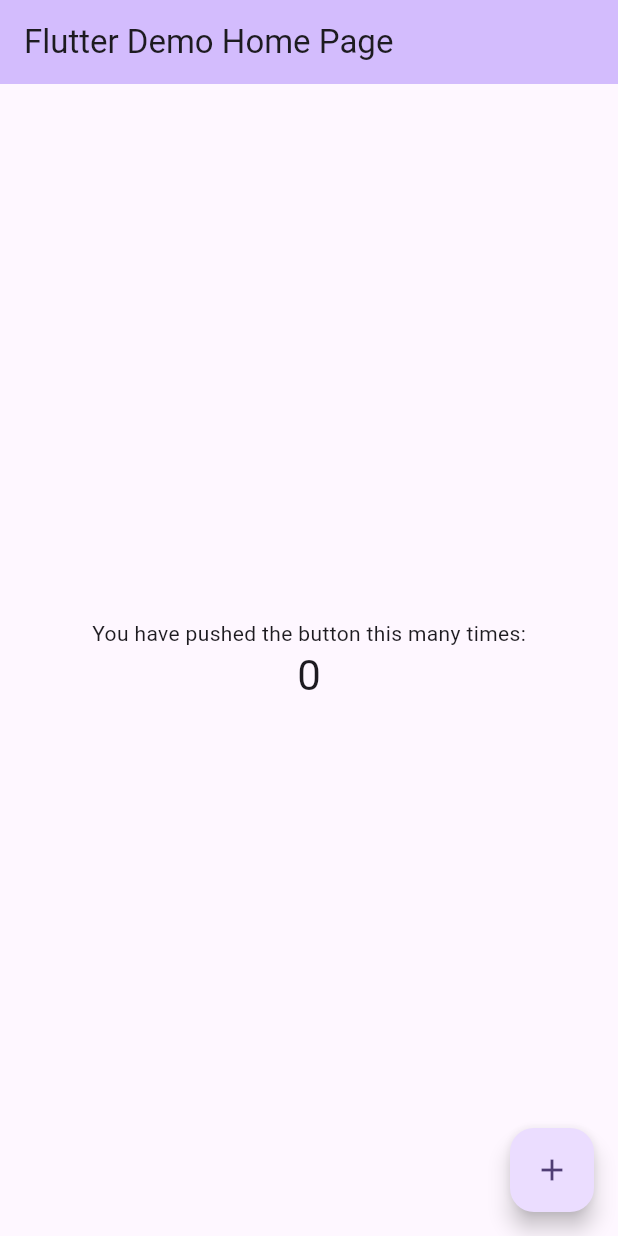
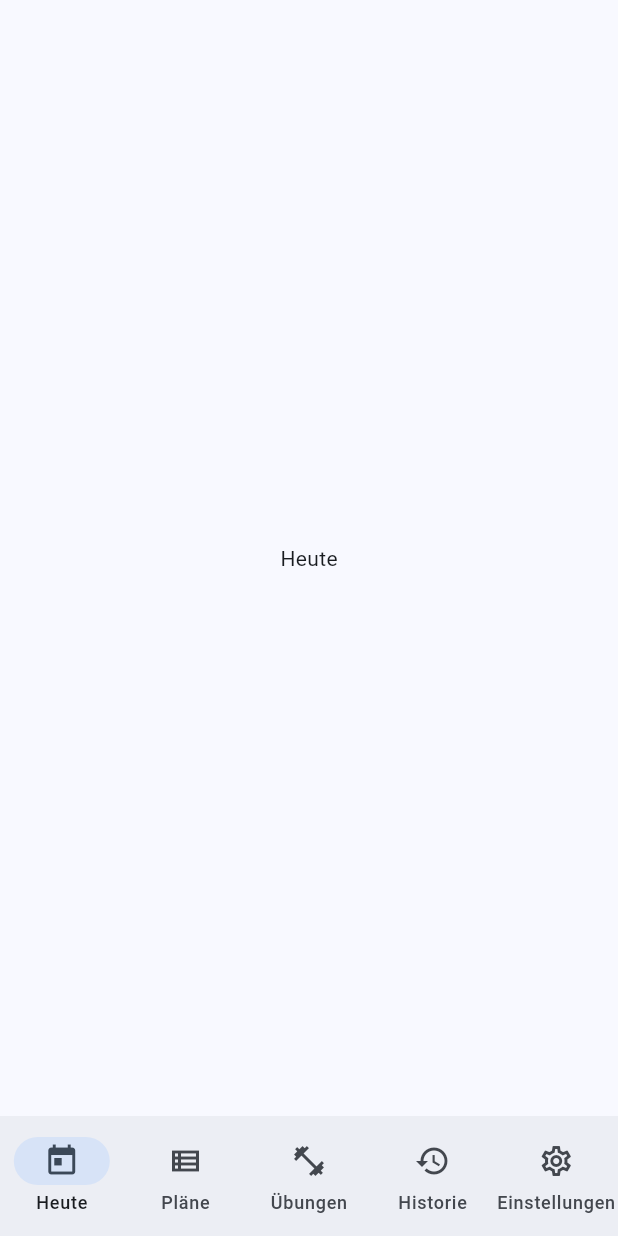
Before and after one commit to alexanderschreier/gymtrackr, a Flutter app: the screen it shows after launch, on a phone screen of 412 x 824 dp. Run offline on Flutter 3.47's test engine with Material 3 defaults, Android fonts, the phone set to English and light mode, and no system bars; our stand-ins replace go_router, hooks_riverpod.

```diff
--- a/analysis_options.yaml
+++ b/analysis_options.yaml
@@ -1,28 +1,6 @@
-# This file configures the analyzer, which statically analyzes Dart code to
-# check for errors, warnings, and lints.
-#
-# The issues identified by the analyzer are surfaced in the UI of Dart-enabled
-# IDEs (https://dart.dev/tools#ides-and-editors). The analyzer can also be
-# invoked from the command line by running `flutter analyze`.
-
-# The following line activates a set of recommended lints for Flutter apps,
-# packages, and plugins designed to encourage good coding practices.
 include: package:flutter_lints/flutter.yaml
 
+
 linter:
-  # The lint rules applied to this project can be customized in the
-  # section below to disable rules from the `package:flutter_lints/flutter.yaml`
-  # included above or to enable additional rules. A list of all available lints
-  # and their documentation is published at https://dart.dev/lints.
-  #
-  # Instead of disabling a lint rule for the entire project in the
-  # section below, it can also be suppressed for a single line of code
-  # or a specific dart file by using the `// ignore: name_of_lint` and
-  # `// ignore_for_file: name_of_lint` syntax on the line or in the file
-  # producing the lint.
-  rules:
-    # avoid_print: false  # Uncomment to disable the `avoid_print` rule
-    # prefer_single_quotes: true  # Uncomment to enable the `prefer_single_quotes` rule
-
-# Additional information about this file can be found at
-# https://dart.dev/guides/language/analysis-options
+rules:
+avoid_print: true
--- a/lib/main.dart
+++ b/lib/main.dart
@@ -1,122 +1,9 @@
 import 'package:flutter/material.dart';
+import 'package:hooks_riverpod/hooks_riverpod.dart';
+import 'src/app.dart';
+
 
 void main() {
-  runApp(const MyApp());
+  WidgetsFlutterBinding.ensureInitialized();
+  runApp(const ProviderScope(child: GymTrackrApp()));
 }
-
-class MyApp extends StatelessWidget {
-  const MyApp({super.key});
-
-  // This widget is the root of your application.
-  @override
-  Widget build(BuildContext context) {
-    return MaterialApp(
-      title: 'Flutter Demo',
-      theme: ThemeData(
-        // This is the theme of your application.
-        //
-        // TRY THIS: Try running your application with "flutter run". You'll see
-        // the application has a purple toolbar. Then, without quitting the app,
-        // try changing the seedColor in the colorScheme below to Colors.green
-        // and then invoke "hot reload" (save your changes or press the "hot
-        // reload" button in a Flutter-supported IDE, or press "r" if you used
-        // the command line to start the app).
-        //
-        // Notice that the counter didn't reset back to zero; the application
-        // state is not lost during the reload. To reset the state, use hot
-        // restart instead.
-        //
-        // This works for code too, not just values: Most code changes can be
-        // tested with just a hot reload.
-        colorScheme: ColorScheme.fromSeed(seedColor: Colors.deepPurple),
-      ),
-      home: const MyHomePage(title: 'Flutter Demo Home Page'),
-    );
-  }
-}
-
-class MyHomePage extends StatefulWidget {
-  const MyHomePage({super.key, required this.title});
-
-  // This widget is the home page of your application. It is stateful, meaning
-  // that it has a State object (defined below) that contains fields that affect
-  // how it looks.
-
-  // This class is the configuration for the state. It holds the values (in this
-  // case the title) provided by the parent (in this case the App widget) and
-  // used by the build method of the State. Fields in a Widget subclass are
-  // always marked "final".
-
-  final String title;
-
-  @override
-  State<MyHomePage> createState() => _MyHomePageState();
-}
-
-class _MyHomePageState extends State<MyHomePage> {
-  int _counter = 0;
-
-  void _incrementCounter() {
-    setState(() {
-      // This call to setState tells the Flutter framework that something has
-      // changed in this State, which causes it to rerun the build method below
-      // so that the display can reflect the updated values. If we changed
-      // _counter without calling setState(), then the build method would not be
-      // called again, and so nothing would appear to happen.
-      _counter++;
-    });
-  }
-
-  @override
-  Widget build(BuildContext context) {
-    // This method is rerun every time setState is called, for instance as done
-    // by the _incrementCounter method above.
-    //
-    // The Flutter framework has been optimized to make rerunning build methods
-    // fast, so that you can just rebuild anything that needs updating rather
-    // than having to individually change instances of widgets.
-    return Scaffold(
-      appBar: AppBar(
-        // TRY THIS: Try changing the color here to a specific color (to
-        // Colors.amber, perhaps?) and trigger a hot reload to see the AppBar
-        // change color while the other colors stay the same.
-        backgroundColor: Theme.of(context).colorScheme.inversePrimary,
-        // Here we take the value from the MyHomePage object that was created by
-        // the App.build method, and use it to set our appbar title.
-        title: Text(widget.title),
-      ),
-      body: Center(
-        // Center is a layout widget. It takes a single child and positions it
-        // in the middle of the parent.
-        child: Column(
-          // Column is also a layout widget. It takes a list of children and
-          // arranges them vertically. By default, it sizes itself to fit its
-          // children horizontally, and tries to be as tall as its parent.
-          //
-          // Column has various properties to control how it sizes itself and
-          // how it positions its children. Here we use mainAxisAlignment to
-          // center the children vertically; the main axis here is the vertical
-          // axis because Columns are vertical (the cross axis would be
-          // horizontal).
-          //
-          // TRY THIS: Invoke "debug painting" (choose the "Toggle Debug Paint"
-          // action in the IDE, or press "p" in the console), to see the
-          // wireframe for each widget.
-          mainAxisAlignment: MainAxisAlignment.center,
-          children: <Widget>[
-            const Text('You have pushed the button this many times:'),
-            Text(
-              '$_counter',
-              style: Theme.of(context).textTheme.headlineMedium,
-            ),
-          ],
-        ),
-      ),
-      floatingActionButton: FloatingActionButton(
-        onPressed: _incrementCounter,
-        tooltip: 'Increment',
-        child: const Icon(Icons.add),
-      ), // This trailing comma makes auto-formatting nicer for build methods.
-    );
-  }
-}
--- /dev/null
+++ b/lib/src/app.dart
@@ -0,0 +1,29 @@
+import 'package:flutter/material.dart';
+import 'routing/app_router.dart';
+
+
+class GymTrackrApp extends StatelessWidget {
+  const GymTrackrApp({super.key});
+
+
+  @override
+  Widget build(BuildContext context) {
+    final router = createRouter();
+    return MaterialApp.router(
+      title: 'GymTrackr',
+      debugShowCheckedModeBanner: false,
+      routerConfig: router,
+      theme: ThemeData(
+        useMaterial3: true,
+        colorSchemeSeed: Colors.blue,
+        brightness: Brightness.light,
+      ),
+      darkTheme: ThemeData(
+        useMaterial3: true,
+        colorSchemeSeed: Colors.blue,
+        brightness: Brightness.dark,
+      ),
+      themeMode: ThemeMode.system,
+    );
+  }
+}
--- /dev/null
+++ b/lib/src/data/db/app_database.dart
@@ -0,0 +1,4 @@
+/// Wird in Schritt 2 (Datenbank V1) mit Drift implementiert.
+class AppDatabase {
+// Platzhalter
+}
--- /dev/null
+++ b/lib/src/presentation/exercises/exercises_page.dart
@@ -0,0 +1,10 @@
+import 'package:flutter/material.dart';
+
+class ExercisesPage extends StatelessWidget {
+  const ExercisesPage({super.key});
+
+  @override
+  Widget build(BuildContext context) {
+    return const Center(child: Text('Übungen', key: Key('title-exercises')));
+  }
+}
--- /dev/null
+++ b/lib/src/presentation/history/history_page.dart
@@ -0,0 +1,10 @@
+import 'package:flutter/material.dart';
+
+class HistoryPage extends StatelessWidget {
+  const HistoryPage({super.key});
+
+  @override
+  Widget build(BuildContext context) {
+    return const Center(child: Text('Historie', key: Key('title-history')));
+  }
+}
--- /dev/null
+++ b/lib/src/presentation/home/home_scaffold.dart
@@ -0,0 +1,64 @@
+import 'package:flutter/material.dart';
+import '../today/today_page.dart';
+import '../plans/plans_page.dart';
+import '../exercises/exercises_page.dart';
+import '../history/history_page.dart';
+import '../settings/settings_page.dart';
+
+class HomeScaffold extends StatefulWidget {
+  const HomeScaffold({super.key});
+
+  @override
+  State<HomeScaffold> createState() => _HomeScaffoldState();
+}
+
+class _HomeScaffoldState extends State<HomeScaffold> {
+  int _index = 0;
+
+  // Wichtig: Liste selbst 'const' UND Elemente 'const'
+  static const List<Widget> _pages = <Widget>[
+    TodayPage(),
+    PlansPage(),
+    ExercisesPage(),
+    HistoryPage(),
+    SettingsPage(),
+  ];
+
+  @override
+  Widget build(BuildContext context) {
+    return Scaffold(
+      body: SafeArea(child: _pages[_index]),
+      bottomNavigationBar: NavigationBar(
+        selectedIndex: _index,
+        onDestinationSelected: (i) => setState(() => _index = i),
+        destinations: const [
+          NavigationDestination(
+            icon: Icon(Icons.today_outlined),
+            selectedIcon: Icon(Icons.today),
+            label: 'Heute',
+          ),
+          NavigationDestination(
+            icon: Icon(Icons.view_list_outlined),
+            selectedIcon: Icon(Icons.view_list),
+            label: 'Pläne',
+          ),
+          NavigationDestination(
+            icon: Icon(Icons.fitness_center_outlined),
+            selectedIcon: Icon(Icons.fitness_center),
+            label: 'Übungen',
+          ),
+          NavigationDestination(
+            icon: Icon(Icons.history_outlined),
+            selectedIcon: Icon(Icons.history),
+            label: 'Historie',
+          ),
+          NavigationDestination(
+            icon: Icon(Icons.settings_outlined),
+            selectedIcon: Icon(Icons.settings),
+            label: 'Einstellungen',
+          ),
+        ],
+      ),
+    );
+  }
+}
--- /dev/null
+++ b/lib/src/presentation/plans/plans_page.dart
@@ -0,0 +1,10 @@
+import 'package:flutter/material.dart';
+
+class PlansPage extends StatelessWidget {
+  const PlansPage({super.key});
+
+  @override
+  Widget build(BuildContext context) {
+    return const Center(child: Text('Pläne', key: Key('title-plans')));
+  }
+}
--- /dev/null
+++ b/lib/src/presentation/settings/settings_page.dart
@@ -0,0 +1,10 @@
+import 'package:flutter/material.dart';
+
+class SettingsPage extends StatelessWidget {
+  const SettingsPage({super.key});
+
+  @override
+  Widget build(BuildContext context) {
+    return const Center(child: Text('Einstellungen', key: Key('title-settings')));
+  }
+}
--- /dev/null
+++ b/lib/src/presentation/today/today_page.dart
@@ -0,0 +1,10 @@
+import 'package:flutter/material.dart';
+
+class TodayPage extends StatelessWidget {
+  const TodayPage({super.key});
+
+  @override
+  Widget build(BuildContext context) {
+    return const Center(child: Text('Heute', key: Key('title-today')));
+  }
+}
--- /dev/null
+++ b/lib/src/routing/app_router.dart
@@ -0,0 +1,18 @@
+import 'package:go_router/go_router.dart';
+import '../presentation/home/home_scaffold.dart';
+
+
+GoRouter createRouter() {
+  return GoRouter(
+    initialLocation: '/',
+    routes: <RouteBase>[
+      GoRoute(
+        path: '/',
+        name: 'home',
+        pageBuilder: (context, state) => const NoTransitionPage(
+          child: HomeScaffold(),
+        ),
+      ),
+    ],
+  );
+}
```
Also changed, not shown: pubspec.yaml (+14 -72 lines), pubspec.lock, 1 other file.
